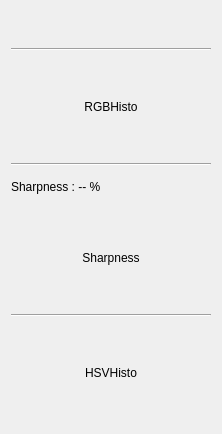
Before: the Qt Designer form ui/imageinfowidget.ui in athoune/Ema, drawn with Qt 5.
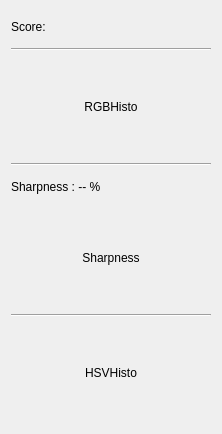
After: the same form once the commit is applied. Icons and pictures are not drawn.

```diff
--- a/ui/imageinfowidget.ui
+++ b/ui/imageinfowidget.ui
@@ -17,12 +17,22 @@
    <item>
     <widget class="QWidget" name="widget" native="true">
      <layout class="QHBoxLayout" name="horizontalLayout">
+      <property name="leftMargin">
+       <number>0</number>
+      </property>
       <property name="topMargin">
        <number>1</number>
       </property>
       <property name="bottomMargin">
        <number>1</number>
       </property>
+      <item>
+       <widget class="QLabel" name="label">
+        <property name="text">
+         <string>Score:</string>
+        </property>
+       </widget>
+      </item>
       <item>
        <widget class="QLabel" name="labelN0">
         <property name="text">
```
